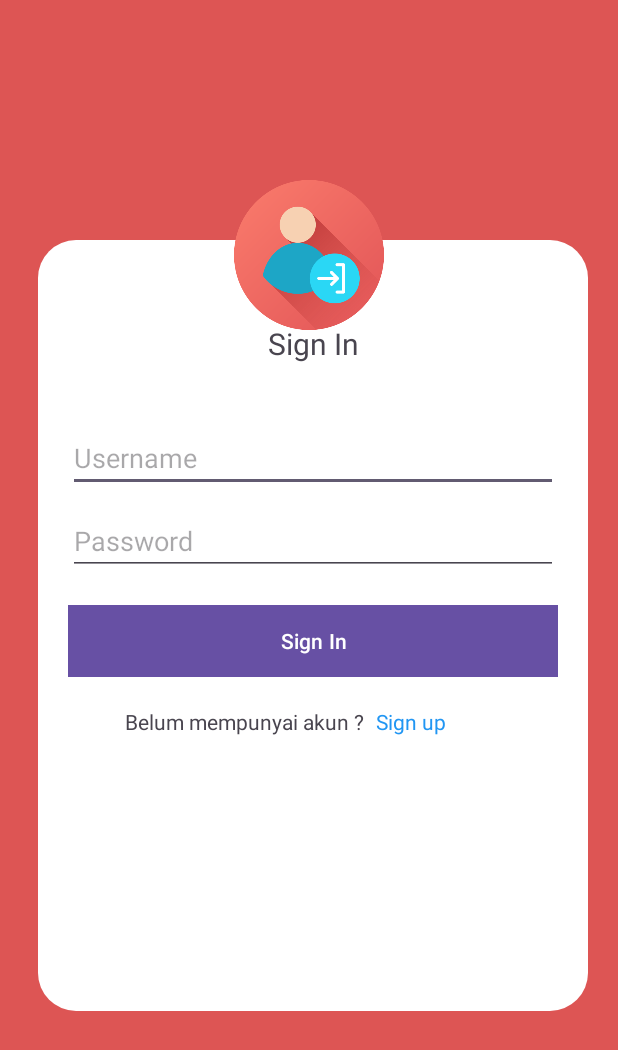
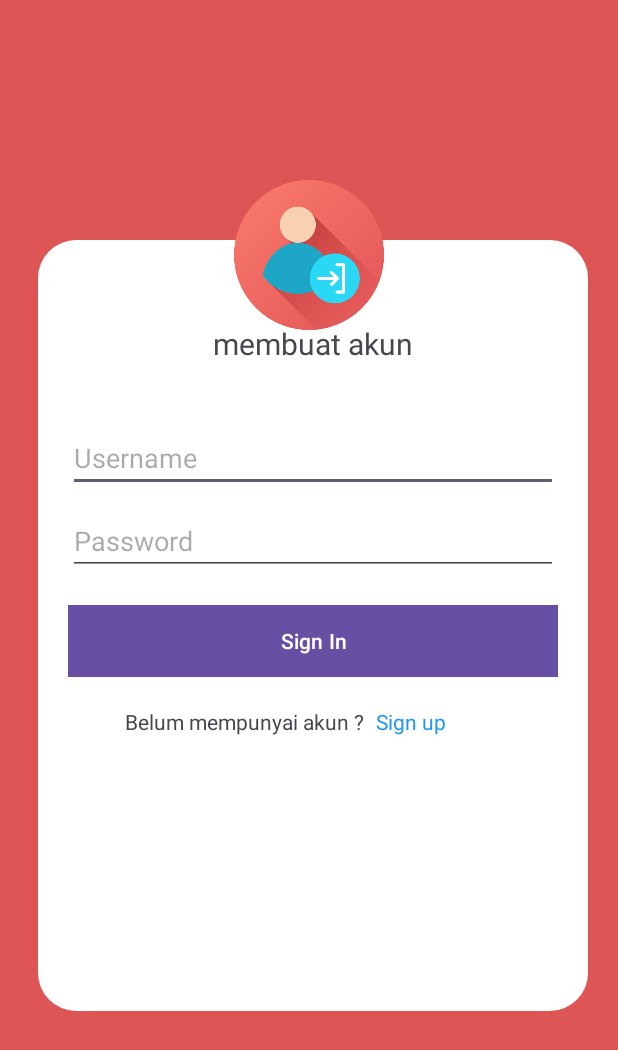
Before and after one commit to Bayusatriooo/TA-PM-TK22A-REMBO2, an Android app: the screen it shows after launch (LoginActivity), on a phone screen of 412 x 824 dp. Shown: the top 1050 px of the screen. Run offline under Robolectric (Android 15) with nearby library versions, the phone set to English and light mode, and no system bars; 1 statement that could not run was skipped.

Commit message:
master : merubah text menjadi membuat akun di login xml

```diff
--- a/program/app/src/main/res/layout/activity_login.xml
+++ b/program/app/src/main/res/layout/activity_login.xml
@@ -28,7 +28,7 @@
                 android:id="@+id/textView4"
                 android:layout_width="match_parent"
                 android:layout_height="wrap_content"
-                android:text="Sign In"
+                android:text="membuat akun"
                 android:textSize="20dp"
                 android:gravity="center"
                 android:layout_marginTop="55dp" />
```
Also changed, not shown: 1 other file.
